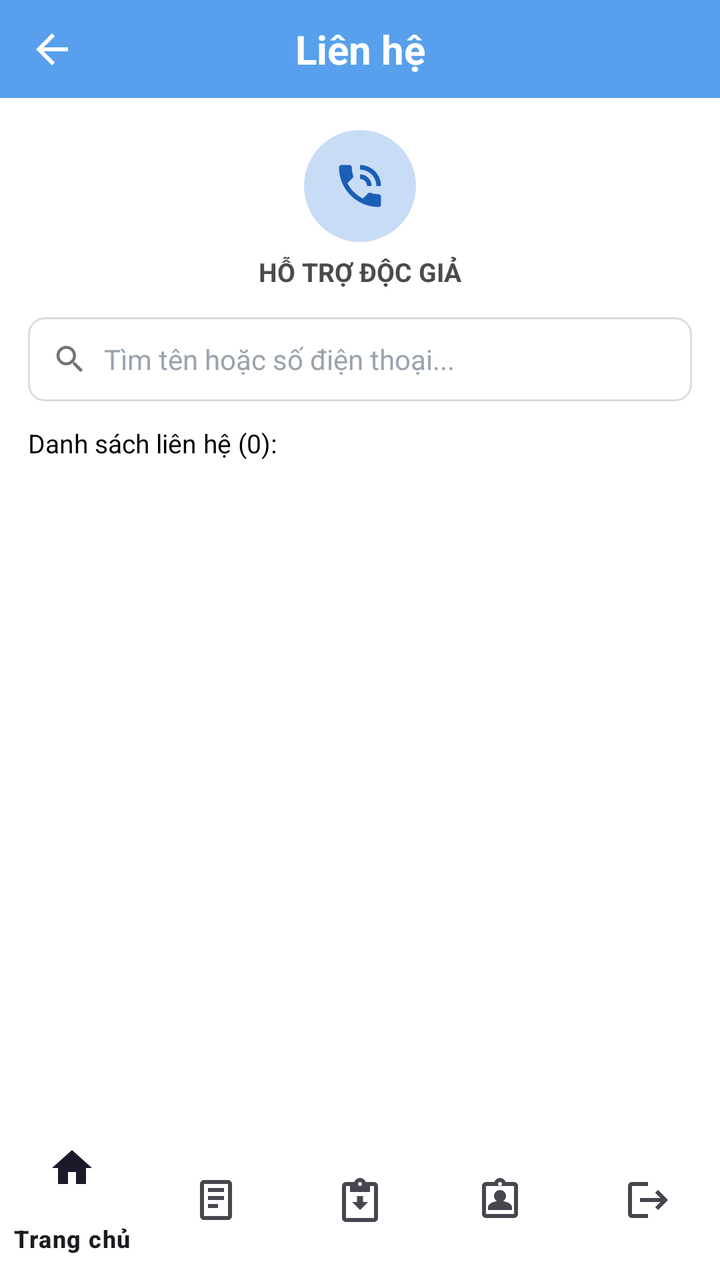
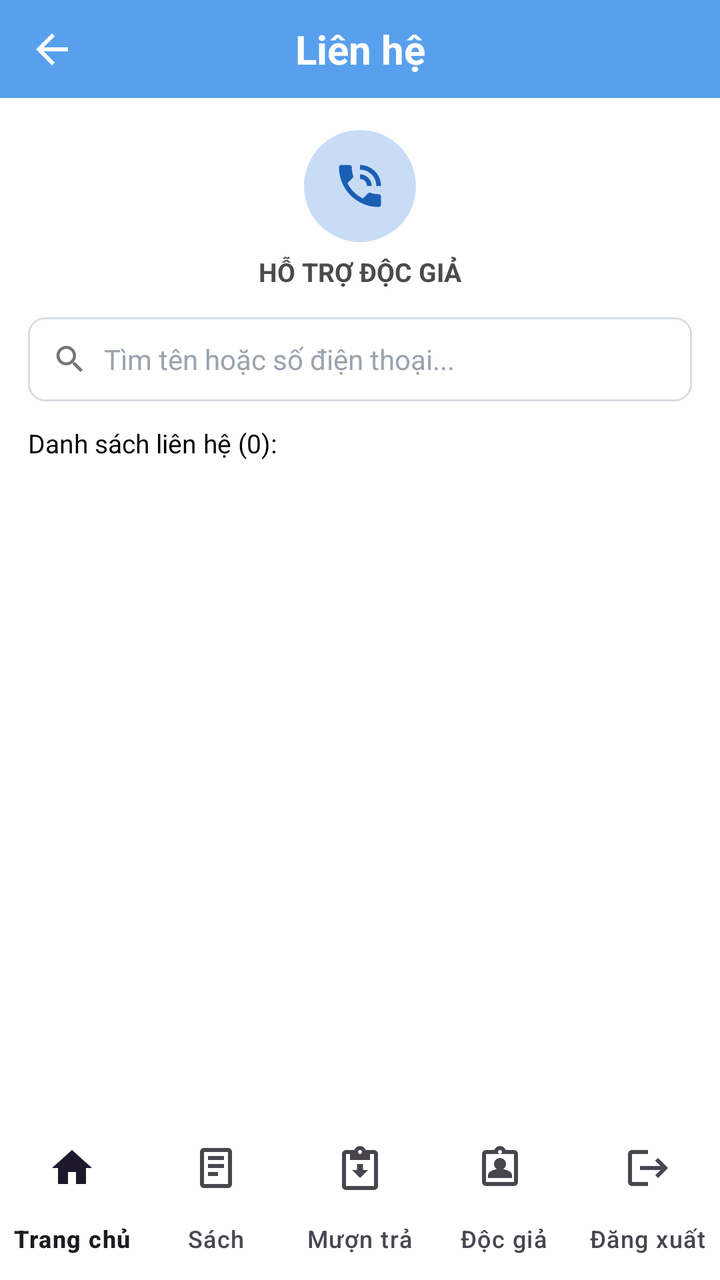

Before-and-after screenshots of an Android layout around one commit, followed by the original layout XML and the change that was made.
<!-- AndroidManifest.xml: application theme Theme.QuanLyThuVien -->
<!-- res/layout/activity_lienhe.xml -->
<?xml version="1.0" encoding="utf-8"?>
<androidx.constraintlayout.widget.ConstraintLayout xmlns:android="http://schemas.android.com/apk/res/android"
    xmlns:app="http://schemas.android.com/apk/res-auto"
    android:layout_width="match_parent"
    android:layout_height="match_parent"
    android:background="#FFFFFF">

    
    <androidx.constraintlayout.widget.ConstraintLayout
        android:id="@+id/header"
        android:layout_width="0dp"
        android:layout_height="49dp"
        android:background="@drawable/bg_header_sach"
        app:layout_constraintTop_toTopOf="parent"
        app:layout_constraintStart_toStartOf="parent"
        app:layout_constraintEnd_toEndOf="parent">

        <ImageView
            android:id="@+id/btnBack"
            android:layout_width="28dp"
            android:layout_height="28dp"
            android:layout_marginStart="12dp"
            android:padding="2dp"
            android:src="@drawable/ic_arrow_back"
            android:background="?attr/selectableItemBackgroundBorderless"
            android:contentDescription="Quay lại"
            app:layout_constraintTop_toTopOf="parent"
            app:layout_constraintBottom_toBottomOf="parent"
            app:layout_constraintStart_toStartOf="parent" />

        <TextView
            android:layout_width="wrap_content"
            android:layout_height="wrap_content"
            android:text="Liên hệ"
            android:textColor="#FFFFFF"
            android:textSize="20sp"
            android:textStyle="bold"
            app:layout_constraintTop_toTopOf="parent"
            app:layout_constraintBottom_toBottomOf="parent"
            app:layout_constraintStart_toStartOf="parent"
            app:layout_constraintEnd_toEndOf="parent" />
    </androidx.constraintlayout.widget.ConstraintLayout>

    
    <FrameLayout
        android:id="@+id/heroIcon"
        android:layout_width="56dp"
        android:layout_height="56dp"
        android:layout_marginTop="16dp"
        android:background="@drawable/bg_circle_lienhe"
        app:layout_constraintTop_toBottomOf="@id/header"
        app:layout_constraintStart_toStartOf="parent"
        app:layout_constraintEnd_toEndOf="parent">

        <ImageView
            android:layout_width="match_parent"
            android:layout_height="match_parent"
            android:padding="14dp"
            android:src="@drawable/ic_phone_call"
            android:contentDescription="Hỗ trợ" />
    </FrameLayout>

    <TextView
        android:id="@+id/tvHeroLabel"
        android:layout_width="wrap_content"
        android:layout_height="wrap_content"
        android:layout_marginTop="6dp"
        android:text="HỖ TRỢ ĐỘC GIẢ"
        android:textColor="#4B4B4B"
        android:textSize="13sp"
        android:textStyle="bold"
        app:layout_constraintTop_toBottomOf="@id/heroIcon"
        app:layout_constraintStart_toStartOf="parent"
        app:layout_constraintEnd_toEndOf="parent" />

    
    <LinearLayout
        android:id="@+id/searchBox"
        android:layout_width="0dp"
        android:layout_height="42dp"
        android:layout_marginTop="14dp"
        android:layout_marginHorizontal="14dp"
        android:orientation="horizontal"
        android:gravity="center_vertical"
        android:paddingHorizontal="12dp"
        android:background="@drawable/bg_input_field"
        app:layout_constraintTop_toBottomOf="@id/tvHeroLabel"
        app:layout_constraintStart_toStartOf="parent"
        app:layout_constraintEnd_toEndOf="parent">

        <ImageView
            android:layout_width="18dp"
            android:layout_height="18dp"
            android:src="@drawable/ic_search_gray"
            android:contentDescription="Tìm" />

        <EditText
            android:id="@+id/edtSearch"
            android:layout_width="0dp"
            android:layout_height="match_parent"
            android:layout_weight="1"
            android:layout_marginStart="8dp"
            android:background="@android:color/transparent"
            android:hint="Tìm tên hoặc số điện thoại..."
            android:textColorHint="#9AA3AE"
            android:textColor="#000000"
            android:textSize="14sp"
            android:singleLine="true"
            android:imeOptions="actionSearch"
            android:inputType="text" />
    </LinearLayout>

    <TextView
        android:id="@+id/tvCount"
        android:layout_width="wrap_content"
        android:layout_height="wrap_content"
        android:layout_marginTop="12dp"
        android:layout_marginStart="14dp"
        android:text="Danh sách liên hệ (0):"
        android:textColor="#000000"
        android:textSize="13sp"
        app:layout_constraintTop_toBottomOf="@id/searchBox"
        app:layout_constraintStart_toStartOf="parent" />

    <androidx.recyclerview.widget.RecyclerView
        android:id="@+id/rvLienHe"
        android:layout_width="0dp"
        android:layout_height="0dp"
        android:layout_marginTop="6dp"
        android:clipToPadding="false"
        android:paddingBottom="12dp"
        app:layout_constraintTop_toBottomOf="@id/tvCount"
        app:layout_constraintStart_toStartOf="parent"
        app:layout_constraintEnd_toEndOf="parent"
        app:layout_constraintBottom_toTopOf="@id/bottomNav" />

    <TextView
        android:id="@+id/tvEmpty"
        android:layout_width="wrap_content"
        android:layout_height="wrap_content"
        android:text="Không tìm thấy liên hệ"
        android:textColor="#9AA3AE"
        android:textSize="14sp"
        android:visibility="gone"
        app:layout_constraintTop_toTopOf="@id/rvLienHe"
        app:layout_constraintBottom_toBottomOf="@id/rvLienHe"
        app:layout_constraintStart_toStartOf="@id/rvLienHe"
        app:layout_constraintEnd_toEndOf="@id/rvLienHe" />

    <com.google.android.material.bottomnavigation.BottomNavigationView
        android:id="@+id/bottomNav"
        android:layout_width="0dp"
        android:layout_height="wrap_content"
        android:background="#FFFFFF"
        app:menu="@menu/bottom_nav_menu"
        app:layout_constraintStart_toStartOf="parent"
        app:layout_constraintEnd_toEndOf="parent"
        app:layout_constraintBottom_toBottomOf="parent" />

</androidx.constraintlayout.widget.ConstraintLayout>
<!-- resources referenced by this layout -->
<resources>
  <!-- drawable bg_circle_lienhe (drawable) -->
  <?xml version="1.0" encoding="utf-8"?>
  <shape xmlns:android="http://schemas.android.com/apk/res/android"
      android:shape="oval">
      <solid android:color="#C8DCF6" />
  </shape>
  <!-- drawable bg_header_sach (drawable) -->
  <?xml version="1.0" encoding="utf-8"?>
  <shape xmlns:android="http://schemas.android.com/apk/res/android"
      android:shape="rectangle">
      <solid android:color="#E64696EB" />
  </shape>
  <!-- drawable bg_input_field (drawable) -->
  <?xml version="1.0" encoding="utf-8"?>
  <shape xmlns:android="http://schemas.android.com/apk/res/android"
      android:shape="rectangle">
      <solid android:color="#FFFFFF" />
      <stroke android:width="1dp" android:color="#D6DCE3" />
      <corners android:radius="8dp" />
  </shape>
  <!-- drawable ic_arrow_back (drawable) -->
  <vector xmlns:android="http://schemas.android.com/apk/res/android"
      android:width="24dp"
      android:height="24dp"
      android:viewportWidth="24"
      android:viewportHeight="24"
      android:tint="#FFFFFF">
      <path
          android:fillColor="#FFFFFF"
          android:pathData="M20,11H7.83l5.59,-5.59L12,4l-8,8 8,8 1.41,-1.41L7.83,13H20v-2z"/>
  </vector>
  <!-- drawable ic_phone_call (drawable) -->
  <?xml version="1.0" encoding="utf-8"?>
  <vector xmlns:android="http://schemas.android.com/apk/res/android"
      android:width="28dp"
      android:height="28dp"
      android:viewportWidth="24"
      android:viewportHeight="24"
      android:tint="#1B5FB5">
      <path
          android:fillColor="#1B5FB5"
          android:pathData="M20,15.5c-1.25,0 -2.45,-0.2 -3.57,-0.57 -0.35,-0.11 -0.74,-0.03 -1.02,0.24l-2.2,2.2c-2.83,-1.44 -5.15,-3.75 -6.59,-6.58l2.2,-2.21c0.28,-0.27 0.36,-0.66 0.25,-1.01C8.7,6.45 8.5,5.25 8.5,4c0,-0.55 -0.45,-1 -1,-1L4,3c-0.55,0 -1,0.45 -1,1 0,9.39 7.61,17 17,17 0.55,0 1,-0.45 1,-1v-3.5c0,-0.55 -0.45,-1 -1,-1zM19,12h2c0,-4.97 -4.03,-9 -9,-9v2c3.87,0 7,3.13 7,7zM15,12h2c0,-2.76 -2.24,-5 -5,-5v2c1.66,0 3,1.34 3,3z" />
  </vector>
  <!-- drawable ic_search_gray (drawable) -->
  <vector xmlns:android="http://schemas.android.com/apk/res/android"
      android:width="20dp"
      android:height="20dp"
      android:viewportWidth="24"
      android:viewportHeight="24"
      android:tint="#747474">
      <path
          android:fillColor="#747474"
          android:pathData="M15.5,14h-0.79l-0.28,-0.27C15.41,12.59 16,11.11 16,9.5 16,5.91 13.09,3 9.5,3S3,5.91 3,9.5 5.91,16 9.5,16c1.61,0 3.09,-0.59 4.23,-1.57l0.27,0.28v0.79l5,4.99L20.49,19l-4.99,-5zM9.5,14C7.01,14 5,11.99 5,9.5S7.01,5 9.5,5 14,7.01 14,9.5 11.99,14 9.5,14z"/>
  </vector>
  <style name="Theme.QuanLyThuVien" parent="Base.Theme.QuanLyThuVien" />
  <style name="Base.Theme.QuanLyThuVien" parent="Theme.Material3.DayNight.NoActionBar">
          <item name="colorPrimary">@color/colorPrimary</item>
          <item name="colorPrimaryVariant">@color/colorPrimaryDark</item>
          <item name="colorOnPrimary">@color/white</item>
          
          <item name="android:statusBarColor" tools:targetApi="l">@android:color/transparent</item>
          <item name="android:windowLightStatusBar" tools:targetApi="m">false</item>
      </style>
  <color name="colorPrimary">#4696EB</color>
  <color name="colorPrimaryDark">#4F91D7</color>
  <color name="white">#FFFFFFFF</color>
</resources>

<!-- the commit's change to res/layout/activity_lienhe.xml (unified diff, before → after) -->
@@ -153,6 +153,7 @@
         android:layout_height="wrap_content"
         android:background="#FFFFFF"
         app:menu="@menu/bottom_nav_menu"
+        app:labelVisibilityMode="labeled"
         app:layout_constraintStart_toStartOf="parent"
         app:layout_constraintEnd_toEndOf="parent"
         app:layout_constraintBottom_toBottomOf="parent" />
